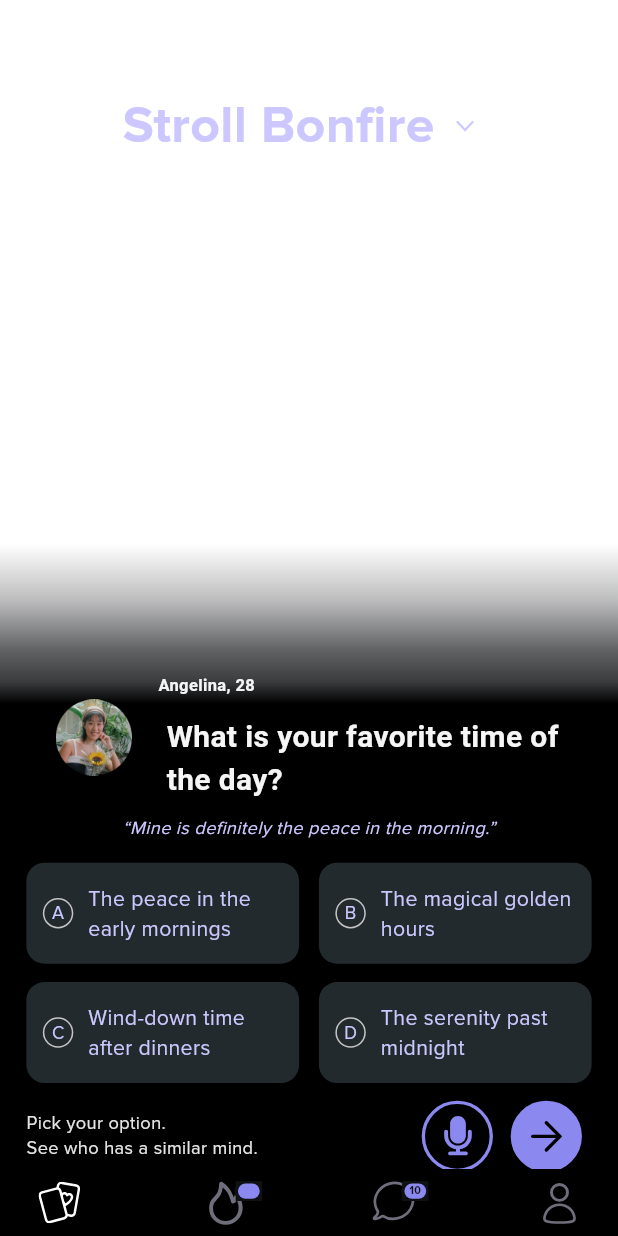
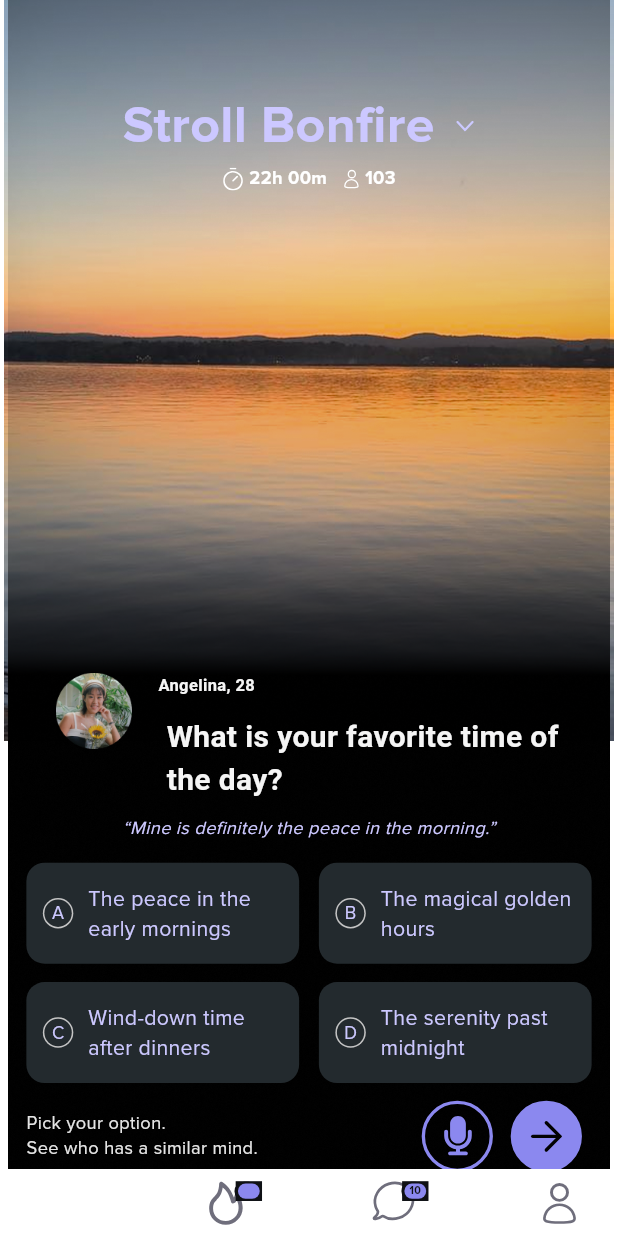
Before and after one commit to Israela608/bonfire_ui, a Flutter app: the screen it shows after launch, on a phone screen of 412 x 824 dp. Run offline on Flutter 3.47's test engine with Material 3 defaults, Android fonts, the phone set to English and light mode, and no system bars; our stand-ins replace equatable, flutter_hooks, flutter_screenutil, flutter_svg, hooks_riverpod, page_transition.

Commit message:
Card tab UI completed

```diff
--- a/lib/modules/screens/home_screen.dart
+++ b/lib/modules/screens/home_screen.dart
@@ -2,6 +2,7 @@ import 'package:flutter/material.dart';
 import 'package:flutter_screenutil/flutter_screenutil.dart';
 import 'package:hooks_riverpod/hooks_riverpod.dart';
 import 'package:stroll_demo/core/utils/app_colors.dart';
+import 'package:stroll_demo/core/utils/utils.dart';
 import 'package:stroll_demo/modules/components/bottom_nav_item.dart';
 import 'package:stroll_demo/modules/providers/nav_provider.dart';
 import 'package:stroll_demo/modules/tabs/bonfire_tab.dart';
@@ -23,12 +24,7 @@ class HomeScreen extends ConsumerWidget {
   Widget build(BuildContext context, WidgetRef ref) {
     int selectedIndex = ref.watch(navProvider).index;
 
-    return Container(
-      decoration: BoxDecoration(
-        //color: AppColor.white,
-        gradient: AppColor.gradient,
-      ),
-      child: Scaffold(
+    return Scaffold(
       backgroundColor: Colors.transparent,
       body: IndexedStack(
         index: selectedIndex,
@@ -42,31 +38,26 @@ class HomeScreen extends ConsumerWidget {
             BottomNavItem(
               iconName: 'card',
               isActive: selectedIndex == 0,
-                onPress: () =>
-                    ref.read(navProvider.notifier).currentPosition = 0,
+              onPress: () => ref.read(navProvider.notifier).currentPosition = 0,
             ),
             BottomNavItem(
               iconName: 'bonfire',
               itemNumber: ' ',
               isActive: selectedIndex == 1,
-                onPress: () =>
-                    ref.read(navProvider.notifier).currentPosition = 1,
+              onPress: () => ref.read(navProvider.notifier).currentPosition = 1,
             ),
             BottomNavItem(
               iconName: 'chat',
               itemNumber: '10',
               isActive: selectedIndex == 2,
-                onPress: () =>
-                    ref.read(navProvider.notifier).currentPosition = 2,
+              onPress: () => ref.read(navProvider.notifier).currentPosition = 2,
             ),
             BottomNavItem(
               iconName: 'user',
               isActive: selectedIndex == 3,
-                onPress: () =>
-                    ref.read(navProvider.notifier).currentPosition = 3,
+              onPress: () => ref.read(navProvider.notifier).currentPosition = 3,
             ),
           ],
-          ),
         ),
       ),
     );
--- a/lib/modules/tabs/bonfire_tab.dart
+++ b/lib/modules/tabs/bonfire_tab.dart
@@ -6,7 +6,9 @@ class BonfireTab extends StatelessWidget {
   @override
   Widget build(BuildContext context) {
     return Center(
-      child: Text('Bonfire Page'),
+      child: Text(
+        'Bonfire Page',
+      ),
     );
   }
 }
--- a/lib/modules/tabs/card_tab.dart
+++ b/lib/modules/tabs/card_tab.dart
@@ -12,7 +12,29 @@ class CardTab extends StatelessWidget {
 
   @override
   Widget build(BuildContext context) {
-    return SingleChildScrollView(
+    return Stack(
+      children: [
+        Positioned(
+          top: -15.h,
+          child: getImage(
+            image: 'background',
+            height: 502,
+            width: 375,
+          ),
+        ),
+        Positioned(
+          top: 0,
+          left: -10.w,
+          right: -10.w,
+          bottom: 0,
+          child: getImage(
+            image: 'fade',
+            height: 812,
+            width: 375,
+            fit: BoxFit.cover,
+          ),
+        ),
+        SingleChildScrollView(
           child: Column(
             children: [
               59.height,
@@ -27,7 +49,7 @@ class CardTab extends StatelessWidget {
                       fontWeight: FontWeight.w700,
                     ),
                   ),
-              Container(
+                  SizedBox(
                     height: 40.w,
                     width: 40.h,
                     child: getSvg(
@@ -78,6 +100,7 @@ class CardTab extends StatelessWidget {
               Padding(
                 padding: EdgeInsets.symmetric(horizontal: 32.w),
                 child: Row(
+                  crossAxisAlignment: CrossAxisAlignment.start,
                   children: [
                     getImage(
                       image: 'photo',
@@ -169,6 +192,8 @@ class CardTab extends StatelessWidget {
               7.height,
             ],
           ),
+        ),
+      ],
     );
   }
 }
```
Lines whose indentation alone changed are shown as unchanged.
